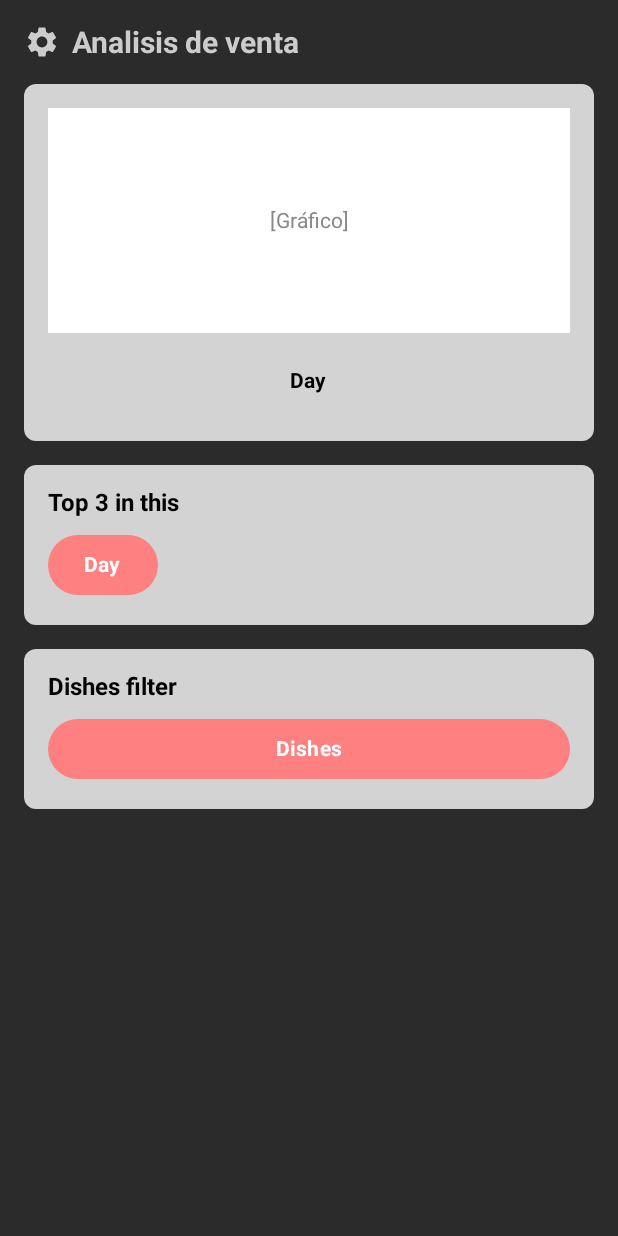
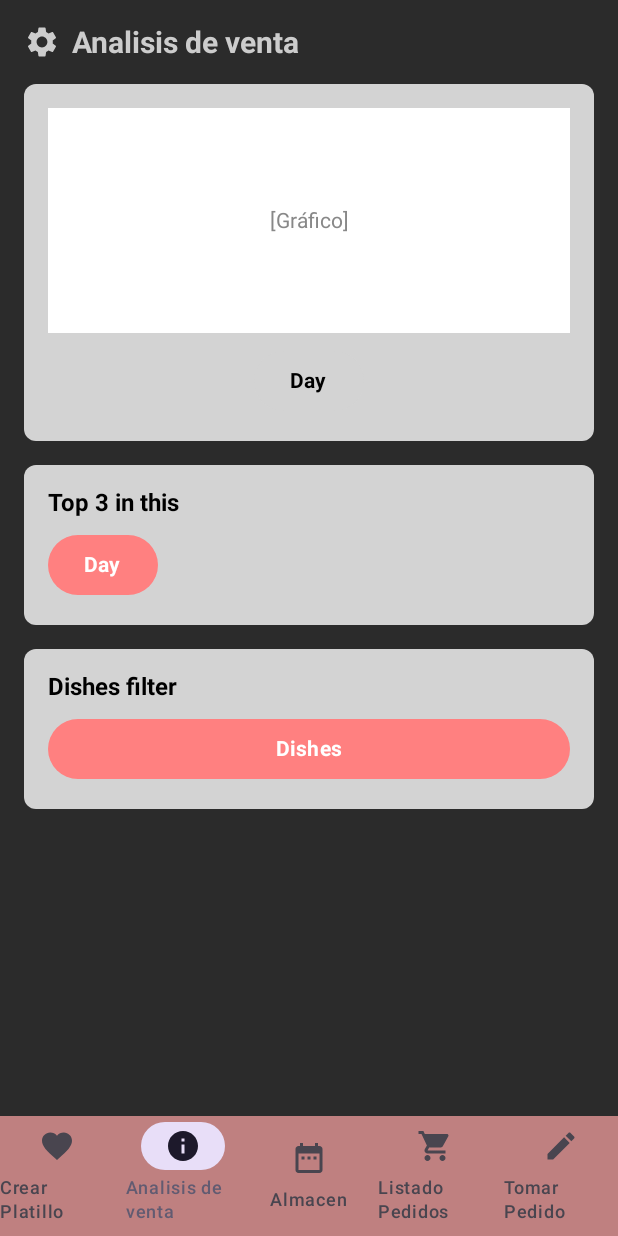
Before and after one commit to Angel2077/Orders-App, an Android app built with Jetpack Compose: the @Preview function SalesAnalysisScreenPreview, on a phone screen of 412 x 824 dp. Run offline under Robolectric (Android 15) with nearby library versions, the phone set to English and light mode, and no system bars.

Commit message:
Creacion de una barra de navegacion en mas de una pantalla y luego recrear la misma barra para que funcione con un llamado en cada screen.
Nota: Aun no está listo pero para que no se olvide subirlo

```diff
--- a/app/src/main/java/com/usoftwork/ordersapp/ui/screens/basics/ScreenSells.kt
+++ b/app/src/main/java/com/usoftwork/ordersapp/ui/screens/basics/ScreenSells.kt
@@ -4,7 +4,17 @@ import androidx.compose.foundation.background
 import androidx.compose.foundation.layout.*
 import androidx.compose.foundation.shape.RoundedCornerShape
 import androidx.compose.material.icons.Icons
+import androidx.compose.material.icons.filled.Create
+import androidx.compose.material.icons.filled.DateRange
+import androidx.compose.material.icons.filled.Favorite
+import androidx.compose.material.icons.filled.Home
+import androidx.compose.material.icons.filled.Info
+import androidx.compose.material.icons.filled.Person
+import androidx.compose.material.icons.filled.Search
 import androidx.compose.material.icons.filled.Settings
+import androidx.compose.material.icons.filled.ShoppingCart
+import androidx.compose.material.icons.filled.Star
+import androidx.compose.material.icons.rounded.Info
 import androidx.compose.material3.*
 import androidx.compose.runtime.Composable
 import androidx.compose.ui.Alignment
@@ -14,6 +24,8 @@ import androidx.compose.ui.text.font.FontWeight
 import androidx.compose.ui.tooling.preview.Preview
 import androidx.compose.ui.unit.dp
 import androidx.compose.ui.unit.sp
+import androidx.compose.ui.graphics.vector.ImageVector
+import androidx.compose.ui.res.vectorResource
 
 @Composable
 fun SalesAnalysisScreen() {
@@ -131,5 +143,67 @@ fun SalesAnalysisScreen() {
 @Preview(showBackground = true)
 @Composable
 fun SalesAnalysisScreenPreview() {
-    SalesAnalysisScreen()
+    Box(modifier = Modifier.fillMaxSize()){
+      Column {
+          SalesAnalysisScreen()
+      }
+
+        NavBar()
+    }
 }
+
+@Preview
+@Composable
+fun NavigationBarPreview() {
+    NavBar()
+}
+
+
+@Composable
+fun NavBar() {
+    Box(modifier = Modifier.fillMaxSize(), contentAlignment = Alignment.BottomCenter){
+
+        NavigationBar(
+            modifier = Modifier
+                .fillMaxWidth(),
+            containerColor = Color(0xFFBF8080), // Color rosado
+            tonalElevation = NavigationBarDefaults.Elevation
+        ) {
+            // Botón 1: Home
+        NavigationBarItem(
+            icon = { Icon(Icons.Default.Favorite, contentDescription = "Home") },
+            label = { Text("Crear Platillo") },
+            selected = false, // Simula que está seleccionado
+            onClick = { /* Sin acción aún */ }
+        )
+
+        // Botón 2: Search
+        NavigationBarItem(
+            icon = { Icon(Icons.Default.Info, contentDescription = "Buscar") },
+            label = { Text("Analisis de venta") },
+            selected = true,
+            onClick = { /* Sin acción */ }
+        )
+
+        // Botón 3: Profile
+        NavigationBarItem(
+            icon = { Icon(Icons.Default.DateRange, contentDescription = "Perfil") },
+            label = { Text("Almacen") },
+            selected = false,
+            onClick = { /* Sin acción */ }
+        )
+        NavigationBarItem(
+            icon = { Icon(Icons.Default.ShoppingCart, contentDescription = "Perfil") },
+            label = { Text("Listado Pedidos") },
+            selected = false,
+            onClick = { /* Sin acción */ }
+        )
+        NavigationBarItem(
+            icon = { Icon(Icons.Default.Create, contentDescription = "Perfil") },
+            label = { Text("Tomar Pedido") },
+            selected = false,
+            onClick = { /* Sin acción */ }
+        )
+        }
+    }
+}
```
Also changed, not shown: app/src/main/java/com/usoftwork/ordersapp/ui/navi_bar/navi_bar.kt (added, +48 -0 lines), app/src/main/java/com/usoftwork/ordersapp/ui/screens/basics/ScreenOrder.kt (+17 -3 lines).
